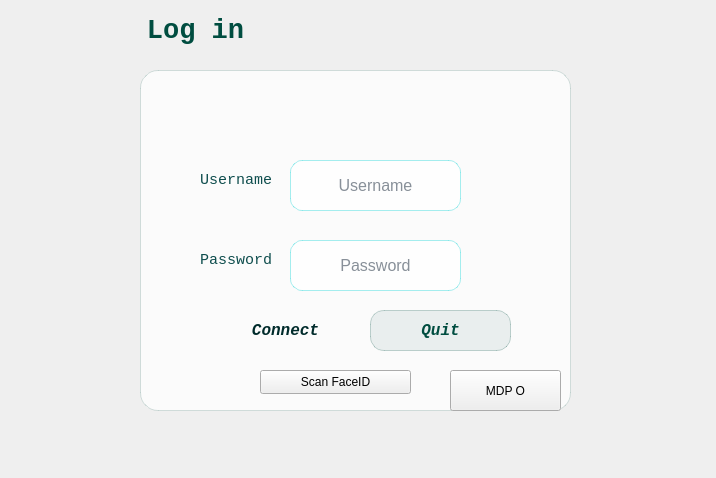
First picture: the form in logindialog.ui, repository Esprit-UP-Algo/projetcpp2526-s2-2a12-smart-research-publication-management, before the edit.
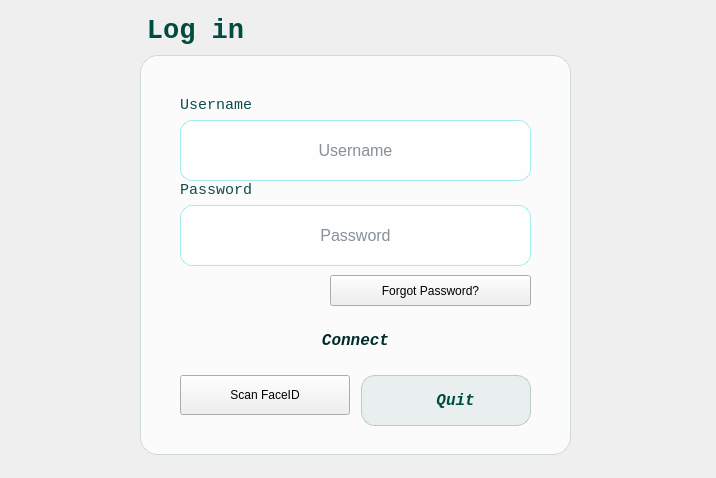
Second picture: the form after the edit. Icons and pictures are not drawn.

```diff
--- a/logindialog.ui
+++ b/logindialog.ui
@@ -88,9 +88,9 @@
    <property name="geometry">
     <rect>
      <x>140</x>
-     <y>70</y>
+     <y>55</y>
      <width>431</width>
-     <height>341</height>
+     <height>400</height>
     </rect>
    </property>
    <property name="title">
@@ -99,10 +99,10 @@
    <widget class="QLineEdit" name="lePassword">
     <property name="geometry">
      <rect>
-      <x>150</x>
-      <y>170</y>
-      <width>171</width>
-      <height>51</height>
+      <x>40</x>
+      <y>150</y>
+      <width>351</width>
+      <height>61</height>
      </rect>
     </property>
     <property name="text">
@@ -121,9 +121,9 @@
    <widget class="QLabel" name="label_3">
     <property name="geometry">
      <rect>
-      <x>60</x>
-      <y>180</y>
-      <width>81</width>
+      <x>40</x>
+      <y>125</y>
+      <width>120</width>
       <height>20</height>
      </rect>
     </property>
@@ -140,10 +140,10 @@
    <widget class="QPushButton" name="btnLogin">
     <property name="geometry">
      <rect>
-      <x>80</x>
-      <y>240</y>
-      <width>131</width>
-      <height>41</height>
+      <x>40</x>
+      <y>260</y>
+      <width>351</width>
+      <height>50</height>
      </rect>
     </property>
     <property name="font">
@@ -161,9 +161,9 @@
    <widget class="QLabel" name="label_2">
     <property name="geometry">
      <rect>
-      <x>60</x>
-      <y>100</y>
-      <width>81</width>
+      <x>40</x>
+      <y>40</y>
+      <width>120</width>
       <height>20</height>
      </rect>
     </property>
@@ -180,10 +180,10 @@
    <widget class="QPushButton" name="Quitter">
     <property name="geometry">
      <rect>
-      <x>230</x>
-      <y>240</y>
-      <width>141</width>
-      <height>41</height>
+      <x>221</x>
+      <y>320</y>
+      <width>170</width>
+      <height>51</height>
      </rect>
     </property>
     <property name="font">
@@ -195,16 +195,16 @@
      </font>
     </property>
     <property name="text">
-     <string>Quit</string>
+     <string>  Quit</string>
     </property>
    </widget>
    <widget class="QLineEdit" name="leUsername">
     <property name="geometry">
      <rect>
-      <x>150</x>
-      <y>90</y>
-      <width>171</width>
-      <height>51</height>
+      <x>40</x>
+      <y>65</y>
+      <width>351</width>
+      <height>61</height>
      </rect>
     </property>
     <property name="text">
@@ -220,10 +220,10 @@
    <widget class="QPushButton" name="btnFaceID">
     <property name="geometry">
      <rect>
-      <x>120</x>
-      <y>300</y>
-      <width>151</width>
-      <height>24</height>
+      <x>40</x>
+      <y>320</y>
+      <width>170</width>
+      <height>40</height>
      </rect>
     </property>
     <property name="text">
@@ -233,14 +233,14 @@
    <widget class="QPushButton" name="btnForgotPass">
     <property name="geometry">
      <rect>
-      <x>310</x>
-      <y>300</y>
-      <width>111</width>
-      <height>41</height>
+      <x>190</x>
+      <y>220</y>
+      <width>201</width>
+      <height>31</height>
      </rect>
     </property>
     <property name="text">
-     <string>MDP O</string>
+     <string>Forgot Password?</string>
     </property>
    </widget>
   </widget>
```
